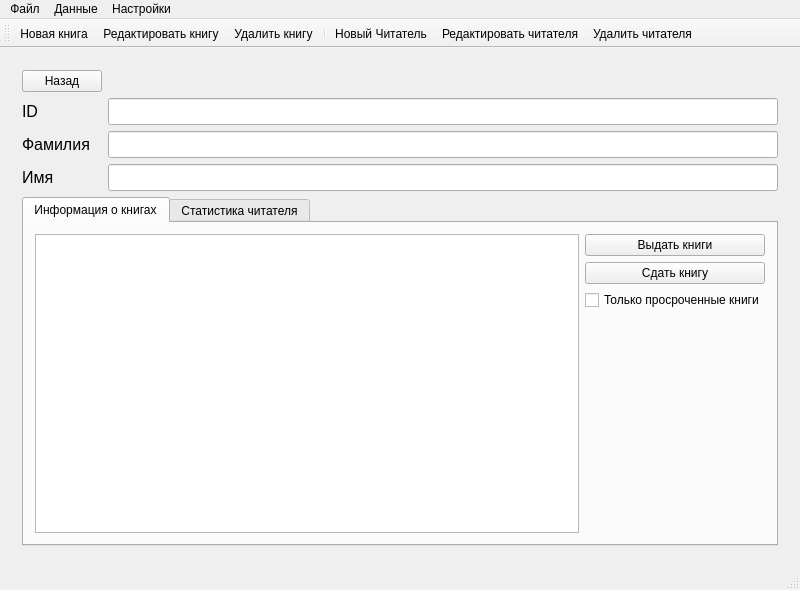
LadyzRoman/LibraryManagementApp, file mainwindow.ui: the form before one commit.
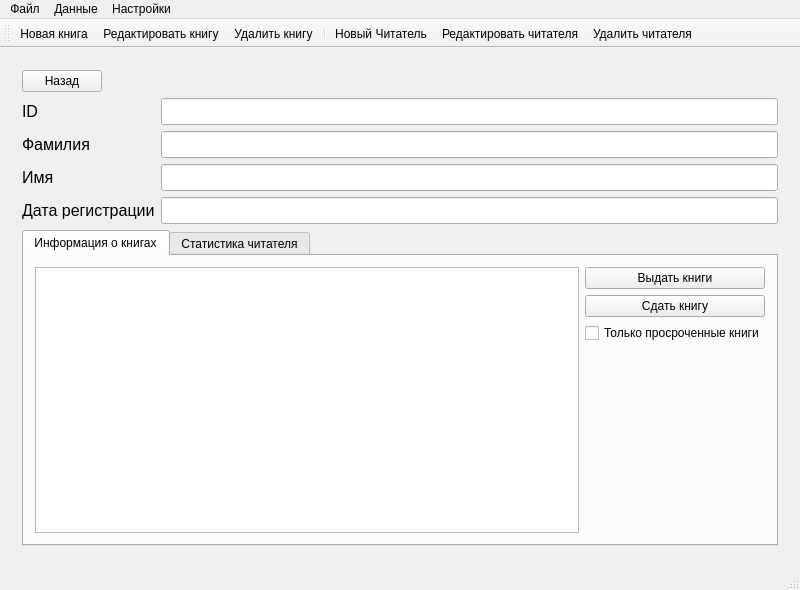
The form after the commit. The open tabs and pages were chosen to show the change.

Diff of the .ui file:
```diff
--- a/mainwindow.ui
+++ b/mainwindow.ui
@@ -562,6 +562,30 @@
             </property>
            </widget>
           </item>
+          <item row="4" column="0">
+           <widget class="QLabel" name="Label_2">
+            <property name="font">
+             <font>
+              <pointsize>12</pointsize>
+             </font>
+            </property>
+            <property name="text">
+             <string>Дата регистрации</string>
+            </property>
+           </widget>
+          </item>
+          <item row="4" column="1">
+           <widget class="QLineEdit" name="regDateReaderInfo">
+            <property name="font">
+             <font>
+              <pointsize>12</pointsize>
+             </font>
+            </property>
+            <property name="readOnly">
+             <bool>true</bool>
+            </property>
+           </widget>
+          </item>
          </layout>
         </item>
         <item>
```
Left out of the diff: 2 changed lines with no effect on the pictures.
